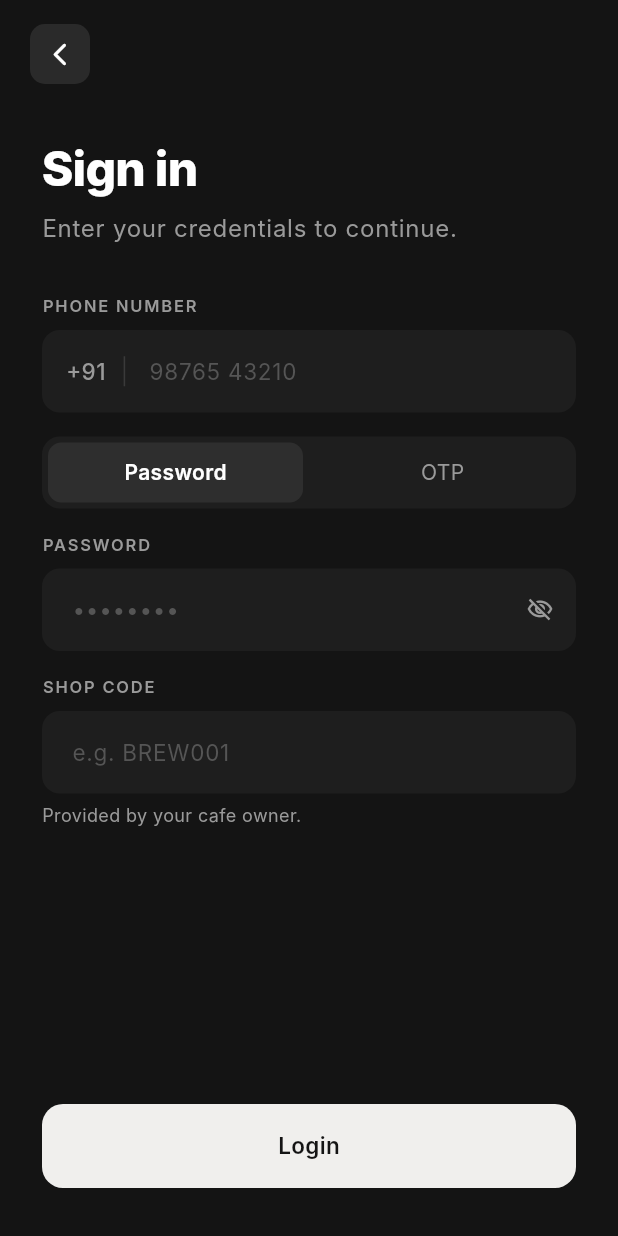
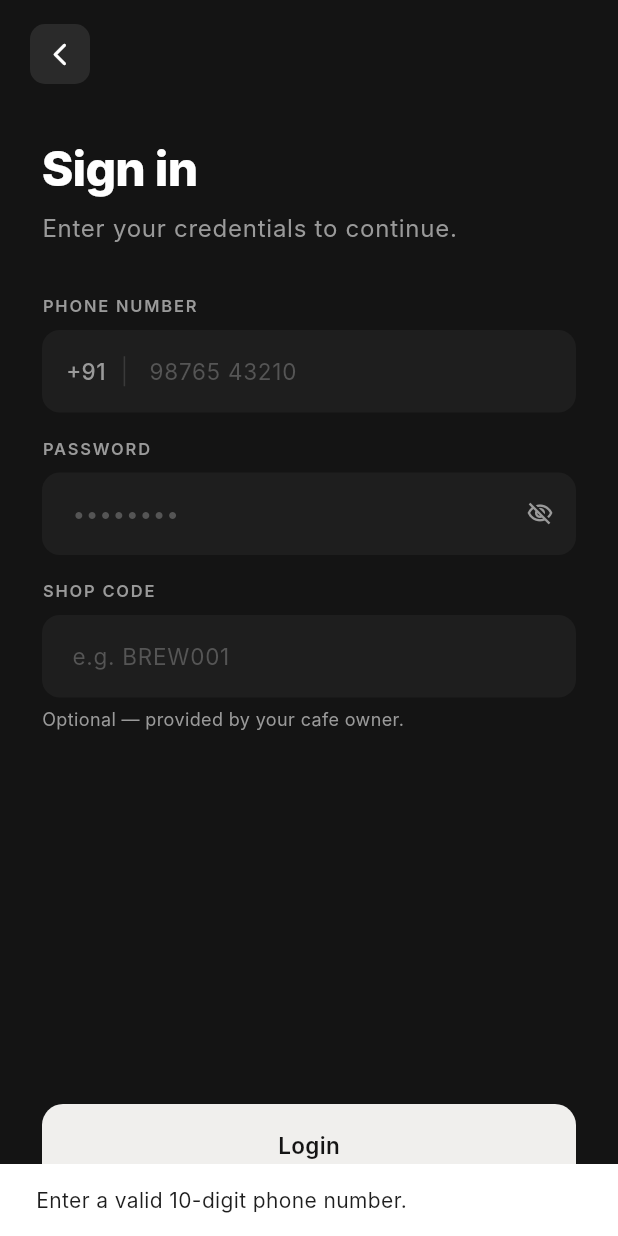
Before and after one commit to BaymaxLabs/Cafe-Management, a Flutter app: the LoginScreen screen opened by its route, after a tap on "Login", on a phone screen of 412 x 824 dp. Run offline on Flutter 3.47's test engine with Material 3 defaults, Android fonts, the phone set to English and light mode, and no system bars; our stand-ins replace cloud_firestore, firebase_auth, firebase_core; accounts and stored records are empty; Roboto replaces fonts that are missing (Inter).

Commit message:
added login and removed otp as otp costs us

```diff
--- a/lib/core/router/app_router.dart
+++ b/lib/core/router/app_router.dart
@@ -4,6 +4,7 @@ import '../../features/auth/screens/landing_screen.dart';
 import '../../features/auth/screens/login_screen.dart';
 import '../../features/auth/screens/register_screen.dart';
 import '../../features/auth/screens/coming_soon_screen.dart';
+import '../../features/home/screens/home_screen.dart';
 
 class AppRouter {
   AppRouter._();
@@ -18,6 +19,9 @@ class AppRouter {
         return _fade(const RegisterScreen());
       case AppRoutes.comingSoon:
         return _fade(const ComingSoonScreen());
+      case AppRoutes.dashboard:
+        final userDetails = settings.arguments as Map<String, dynamic>? ?? {};
+        return _fade(HomeScreen(userDetails: userDetails));
       default:
         return _fade(const LandingScreen());
     }
--- a/lib/features/auth/screens/login_screen.dart
+++ b/lib/features/auth/screens/login_screen.dart
@@ -1,4 +1,8 @@
+import 'dart:async';
+
+import 'package:cloud_firestore/cloud_firestore.dart';
 import 'package:flutter/material.dart';
+import 'package:flutter/services.dart';
 import '../../../core/theme/app_colors.dart';
 import '../../../core/router/app_routes.dart';
 import '../widgets/brew_logo.dart';
@@ -12,23 +16,69 @@ class LoginScreen extends StatefulWidget {
 }
 
 class _LoginScreenState extends State<LoginScreen> {
-  bool _useOtp = false;
+  bool _isLoading = false;
   final _phoneController = TextEditingController();
   final _passwordController = TextEditingController();
-  final _otpController = TextEditingController();
   final _shopCodeController = TextEditingController();
 
   @override
   void dispose() {
     _phoneController.dispose();
     _passwordController.dispose();
-    _otpController.dispose();
     _shopCodeController.dispose();
     super.dispose();
   }
 
-  void _onLogin() {
-    // TODO: implement login logic
+  Future<void> _onLogin() async {
+    final phoneDigits = _phoneController.text.trim();
+    final password = _passwordController.text;
+    if (phoneDigits.length != 10 || !RegExp(r'^\d{10}$').hasMatch(phoneDigits)) {
+      _showError('Enter a valid 10-digit phone number.');
+      return;
+    }
+    if (password.isEmpty || _isLoading) {
+      if (password.isEmpty) _showError('Enter your password.');
+      return;
+    }
+
+    setState(() => _isLoading = true);
+    try {
+      final result = await FirebaseFirestore.instance
+          .collection('user')
+          .where('phoneNumber', isEqualTo: '+91$phoneDigits')
+          .limit(1)
+          .get()
+          .timeout(const Duration(seconds: 12));
+      if (result.docs.isEmpty || result.docs.first.data()['password'] != password) {
+        _showError('The phone number or password is incorrect.');
+        return;
+      }
+
+      final details = <String, dynamic>{
+        ...result.docs.first.data(),
+        'shopCode': _shopCodeController.text.trim(),
+      };
+      if (mounted) {
+        Navigator.pushReplacementNamed(
+          context,
+          AppRoutes.dashboard,
+          arguments: details,
+        );
+      }
+    } on TimeoutException {
+      _showError('Login took too long. Please check your connection and retry.');
+    } on FirebaseException catch (error) {
+      _showError('Could not log in. ${error.message ?? 'Please try again.'}');
+    } finally {
+      if (mounted) setState(() => _isLoading = false);
+    }
+  }
+
+  void _showError(String message) {
+    if (!mounted) return;
+    ScaffoldMessenger.of(context)
+      ..hideCurrentSnackBar()
+      ..showSnackBar(SnackBar(content: Text(message)));
   }
 
   @override
@@ -109,16 +159,16 @@ class _LoginScreenState extends State<LoginScreen> {
                 ),
                 const Spacer(),
                 _LoginForm(
-                  useOtp: _useOtp,
-                  onToggleMode: (val) => setState(() => _useOtp = val),
                   phoneController: _phoneController,
                   passwordController: _passwordController,
-                  otpController: _otpController,
                   shopCodeController: _shopCodeController,
                 ),
                 const SizedBox(height: 32),
                 PrimaryButton(
-                    label: 'Login', isLight: true, onTap: _onLogin),
+                    label: _isLoading ? 'Logging in...' : 'Login',
+                    isLight: true,
+                    enabled: !_isLoading,
+                    onTap: _onLogin),
                 const Spacer(),
               ],
             ),
@@ -155,11 +205,8 @@ class _LoginScreenState extends State<LoginScreen> {
             child: SingleChildScrollView(
               padding: const EdgeInsets.fromLTRB(28, 32, 28, 0),
               child: _LoginForm(
-                useOtp: _useOtp,
-                onToggleMode: (val) => setState(() => _useOtp = val),
                 phoneController: _phoneController,
                 passwordController: _passwordController,
-                otpController: _otpController,
                 shopCodeController: _shopCodeController,
               ),
             ),
@@ -168,7 +215,10 @@ class _LoginScreenState extends State<LoginScreen> {
           Padding(
             padding: const EdgeInsets.fromLTRB(28, 16, 28, 32),
             child: PrimaryButton(
-                label: 'Login', isLight: true, onTap: _onLogin),
+                label: _isLoading ? 'Logging in...' : 'Login',
+                isLight: true,
+                enabled: !_isLoading,
+                onTap: _onLogin),
           ),
         ],
       ),
@@ -180,19 +230,13 @@ class _LoginScreenState extends State<LoginScreen> {
 
 class _LoginForm extends StatelessWidget {
   const _LoginForm({
-    required this.useOtp,
-    required this.onToggleMode,
     required this.phoneController,
     required this.passwordController,
-    required this.otpController,
     required this.shopCodeController,
   });
 
-  final bool useOtp;
-  final ValueChanged<bool> onToggleMode;
   final TextEditingController phoneController;
   final TextEditingController passwordController;
-  final TextEditingController otpController;
   final TextEditingController shopCodeController;
 
   @override
@@ -222,20 +266,9 @@ class _LoginForm extends StatelessWidget {
         _PhoneField(controller: phoneController),
         const SizedBox(height: 16),
 
-        // Password / OTP mode toggle
-        _AuthModeToggle(useOtp: useOtp, onChanged: onToggleMode),
-        const SizedBox(height: 16),
-
-        // Password or OTP input
-        if (!useOtp) ...[
-          const _FieldLabel(text: 'PASSWORD'),
-          const SizedBox(height: 8),
-          _PasswordField(controller: passwordController),
-        ] else ...[
-          const _FieldLabel(text: 'OTP'),
-          const SizedBox(height: 8),
-          _OtpField(controller: otpController),
-        ],
+        const _FieldLabel(text: 'PASSWORD'),
+        const SizedBox(height: 8),
+        _PasswordField(controller: passwordController),
         const SizedBox(height: 16),
 
         // Shop Code
@@ -244,7 +277,7 @@ class _LoginForm extends StatelessWidget {
         _ShopCodeField(controller: shopCodeController),
         const SizedBox(height: 6),
         const Text(
-          'Provided by your cafe owner.',
+          'Optional — provided by your cafe owner.',
           style: TextStyle(color: AppColors.textMuted, fontSize: 12),
         ),
       ],
@@ -333,12 +366,15 @@ class _PhoneField extends StatelessWidget {
             child: TextField(
               controller: controller,
               keyboardType: TextInputType.phone,
+              maxLength: 10,
+              inputFormatters: [FilteringTextInputFormatter.digitsOnly],
               style: const TextStyle(color: AppColors.white, fontSize: 15),
               decoration: const InputDecoration(
                 hintText: '98765 43210',
                 hintStyle:
                     TextStyle(color: Color(0xFF555555), fontSize: 15),
                 border: InputBorder.none,
+                counterText: '',
                 contentPadding:
                     EdgeInsets.symmetric(vertical: 16, horizontal: 0),
               ),
@@ -351,74 +387,6 @@ class _PhoneField extends StatelessWidget {
   }
 }
 
-/// Password / OTP segmented toggle.
-class _AuthModeToggle extends StatelessWidget {
-  const _AuthModeToggle(
-      {required this.useOtp, required this.onChanged});
-  final bool useOtp;
-  final ValueChanged<bool> onChanged;
-
-  @override
-  Widget build(BuildContext context) {
-    return Container(
-      height: 48,
-      decoration: BoxDecoration(
-        color: const Color(0xFF1E1E1E),
-        borderRadius: BorderRadius.circular(12),
-      ),
-      child: Row(
-        children: [
-          _ToggleTab(
-            label: 'Password',
-            isActive: !useOtp,
-            onTap: () => onChanged(false),
-          ),
-          _ToggleTab(
-            label: 'OTP',
-            isActive: useOtp,
-            onTap: () => onChanged(true),
-          ),
-        ],
-      ),
-    );
-  }
-}
-
-class _ToggleTab extends StatelessWidget {
-  const _ToggleTab(
-      {required this.label, required this.isActive, required this.onTap});
-  final String label;
-  final bool isActive;
-  final VoidCallback onTap;
-
-  @override
-  Widget build(BuildContext context) {
-    return Expanded(
-      child: GestureDetector(
-        onTap: onTap,
-        child: AnimatedContainer(
-          duration: const Duration(milliseconds: 180),
-          margin: const EdgeInsets.all(4),
-          decoration: BoxDecoration(
-            color:
-                isActive ? const Color(0xFF2E2E2E) : Colors.transparent,
-            borderRadius: BorderRadius.circular(9),
-          ),
-          alignment: Alignment.center,
-          child: Text(
-            label,
-            style: TextStyle(
-              color: isActive ? AppColors.white : AppColors.textMuted,
-              fontSize: 14,
-              fontWeight:
-                  isActive ? FontWeight.w600 : FontWeight.w400,
-            ),
-          ),
-        ),
-      ),
-    );
-  }
-}
 
 /// Password field with show/hide toggle.
 class _PasswordField extends StatefulWidget {
@@ -455,25 +423,6 @@ class _PasswordFieldState extends State<_PasswordField> {
   }
 }
 
-/// 6-digit OTP field.
-class _OtpField extends StatelessWidget {
-  const _OtpField({required this.controller});
-  final TextEditingController controller;
-
-  @override
-  Widget build(BuildContext context) {
-    return TextField(
-      controller: controller,
-      keyboardType: TextInputType.number,
-      maxLength: 6,
-      style: const TextStyle(
-          color: AppColors.white, fontSize: 15, letterSpacing: 4),
-      decoration: _inputDecoration(hint: '_ _ _ _ _ _')
-          .copyWith(counterText: ''),
-    );
-  }
-}
-
 /// Shop code field.
 class _ShopCodeField extends StatelessWidget {
   const _ShopCodeField({required this.controller});
```
Also changed, not shown: lib/features/home/screens/home_screen.dart (added, +123 -0 lines).
